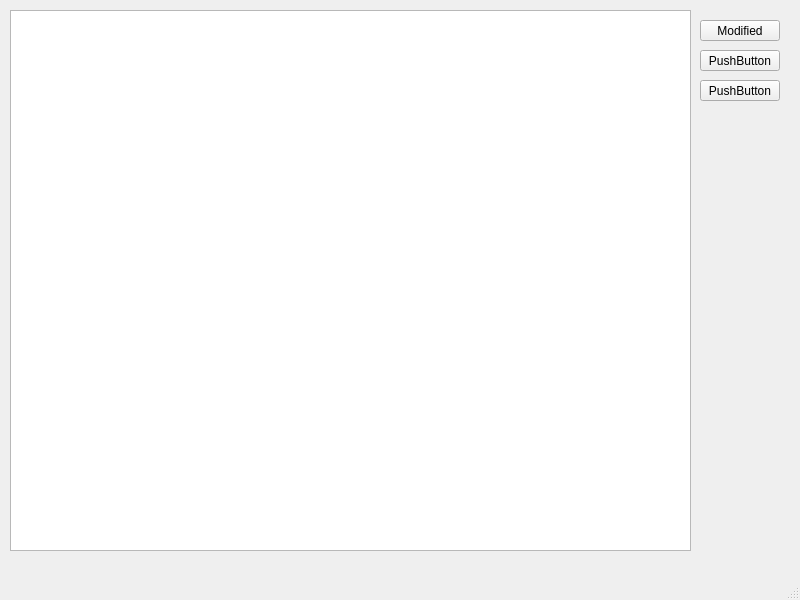
DerDudemeister046/AJ_Qt_GUI, file AJGUI_Qt/mainwindow.ui: the form before one commit.
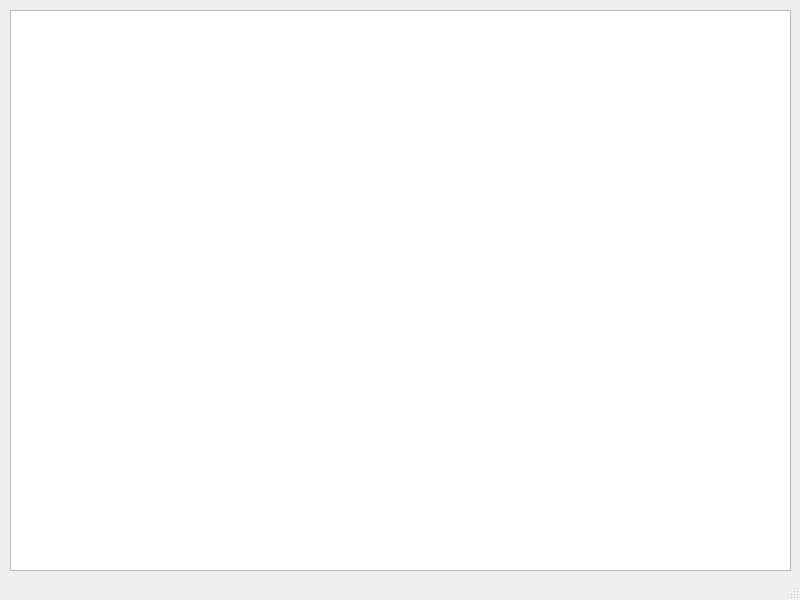
The form after the commit.

The edit to the form file:
```diff
--- a/AJGUI_Qt/mainwindow.ui
+++ b/AJGUI_Qt/mainwindow.ui
@@ -19,60 +19,11 @@
      <rect>
       <x>10</x>
       <y>10</y>
-      <width>681</width>
-      <height>541</height>
+      <width>781</width>
+      <height>561</height>
      </rect>
     </property>
    </widget>
-   <widget class="QPushButton" name="modified_btn">
-    <property name="geometry">
-     <rect>
-      <x>700</x>
-      <y>20</y>
-      <width>80</width>
-      <height>21</height>
-     </rect>
-    </property>
-    <property name="text">
-     <string>Modified</string>
-    </property>
-   </widget>
-   <widget class="QPushButton" name="pushButton_2">
-    <property name="geometry">
-     <rect>
-      <x>700</x>
-      <y>50</y>
-      <width>80</width>
-      <height>21</height>
-     </rect>
-    </property>
-    <property name="text">
-     <string>PushButton</string>
-    </property>
-   </widget>
-   <widget class="QPushButton" name="pushButton_3">
-    <property name="geometry">
-     <rect>
-      <x>700</x>
-      <y>80</y>
-      <width>80</width>
-      <height>21</height>
-     </rect>
-    </property>
-    <property name="text">
-     <string>PushButton</string>
-    </property>
-   </widget>
-  </widget>
-  <widget class="QMenuBar" name="menubar">
-   <property name="geometry">
-    <rect>
-     <x>0</x>
-     <y>0</y>
-     <width>800</width>
-     <height>20</height>
-    </rect>
-   </property>
   </widget>
   <widget class="QStatusBar" name="statusbar"/>
  </widget>
```
